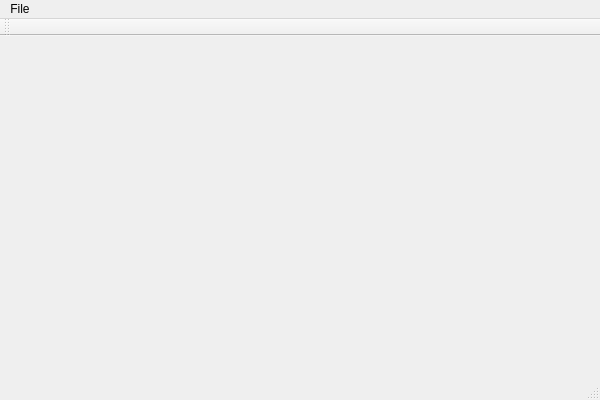
eagee/DebugInterfacingFunAndProfit, file DebugInterfacingFunAndProfit/DebugInterfacingFunAndProfit.ui: the form before one commit.
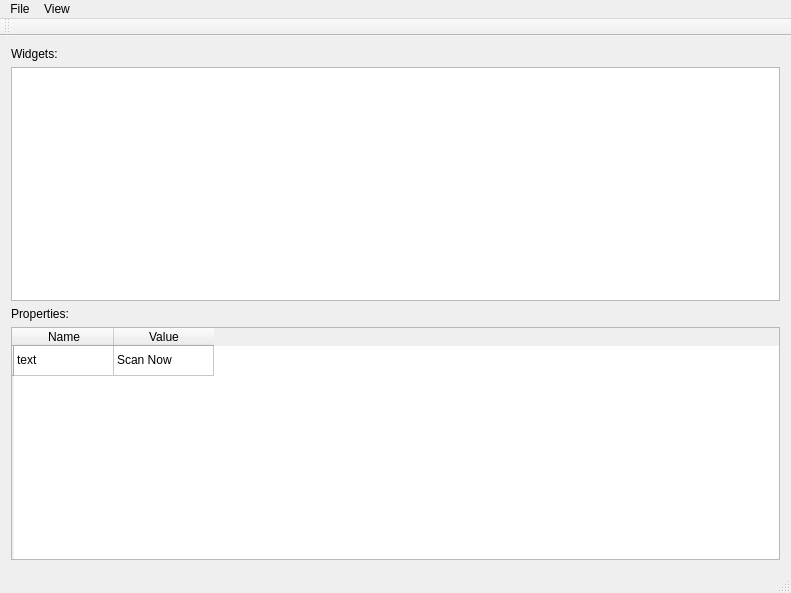
The form after the commit.

Commit message: UI is now up to date

```diff
--- a/DebugInterfacingFunAndProfit/DebugInterfacingFunAndProfit.ui
+++ b/DebugInterfacingFunAndProfit/DebugInterfacingFunAndProfit.ui
@@ -6,21 +6,98 @@
    <rect>
     <x>0</x>
     <y>0</y>
-    <width>600</width>
-    <height>400</height>
+    <width>791</width>
+    <height>593</height>
    </rect>
   </property>
+  <property name="sizePolicy">
+   <sizepolicy hsizetype="MinimumExpanding" vsizetype="Preferred">
+    <horstretch>0</horstretch>
+    <verstretch>0</verstretch>
+   </sizepolicy>
+  </property>
   <property name="windowTitle">
    <string>DebugInterfacingFunAndProfit</string>
   </property>
-  <widget class="QWidget" name="centralWidget"/>
+  <property name="styleSheet">
+   <string notr="true">font: 11pt &quot;Tahoma&quot;;</string>
+  </property>
+  <widget class="QWidget" name="centralWidget">
+   <layout class="QGridLayout" name="gridLayout">
+    <item row="0" column="0">
+     <widget class="QLabel" name="label">
+      <property name="text">
+       <string>Widgets:</string>
+      </property>
+     </widget>
+    </item>
+    <item row="1" column="0">
+     <widget class="QListWidget" name="listWidgets">
+      <property name="sizePolicy">
+       <sizepolicy hsizetype="MinimumExpanding" vsizetype="Expanding">
+        <horstretch>0</horstretch>
+        <verstretch>0</verstretch>
+       </sizepolicy>
+      </property>
+     </widget>
+    </item>
+    <item row="2" column="0">
+     <widget class="QLabel" name="label_2">
+      <property name="text">
+       <string>Properties:</string>
+      </property>
+     </widget>
+    </item>
+    <item row="3" column="0">
+     <widget class="QTableWidget" name="tableProperties">
+      <property name="showGrid">
+       <bool>true</bool>
+      </property>
+      <property name="sortingEnabled">
+       <bool>true</bool>
+      </property>
+      <row>
+       <property name="text">
+        <string/>
+       </property>
+      </row>
+      <column>
+       <property name="text">
+        <string>Name</string>
+       </property>
+      </column>
+      <column>
+       <property name="text">
+        <string>Value</string>
+       </property>
+      </column>
+      <item row="0" column="0">
+       <property name="text">
+        <string>text</string>
+       </property>
+       <property name="flags">
+        <set>ItemIsSelectable|ItemIsEnabled</set>
+       </property>
+      </item>
+      <item row="0" column="1">
+       <property name="text">
+        <string>Scan Now</string>
+       </property>
+       <property name="flags">
+        <set>ItemIsSelectable|ItemIsEnabled</set>
+       </property>
+      </item>
+     </widget>
+    </item>
+   </layout>
+  </widget>
   <widget class="QMenuBar" name="menuBar">
    <property name="geometry">
     <rect>
      <x>0</x>
      <y>0</y>
-     <width>600</width>
-     <height>21</height>
+     <width>791</width>
+     <height>24</height>
     </rect>
    </property>
    <widget class="QMenu" name="menuFile">
@@ -29,7 +106,14 @@
     </property>
     <addaction name="actionAttach_to_Exe"/>
    </widget>
+   <widget class="QMenu" name="menuAction">
+    <property name="title">
+     <string>View</string>
+    </property>
+    <addaction name="actionRefresh_Widgets"/>
+   </widget>
    <addaction name="menuFile"/>
+   <addaction name="menuAction"/>
   </widget>
   <widget class="QToolBar" name="mainToolBar">
    <attribute name="toolBarArea">
```
Left out of the diff: 46 changed lines with no effect on the pictures. The commit also changes 6 other files.
